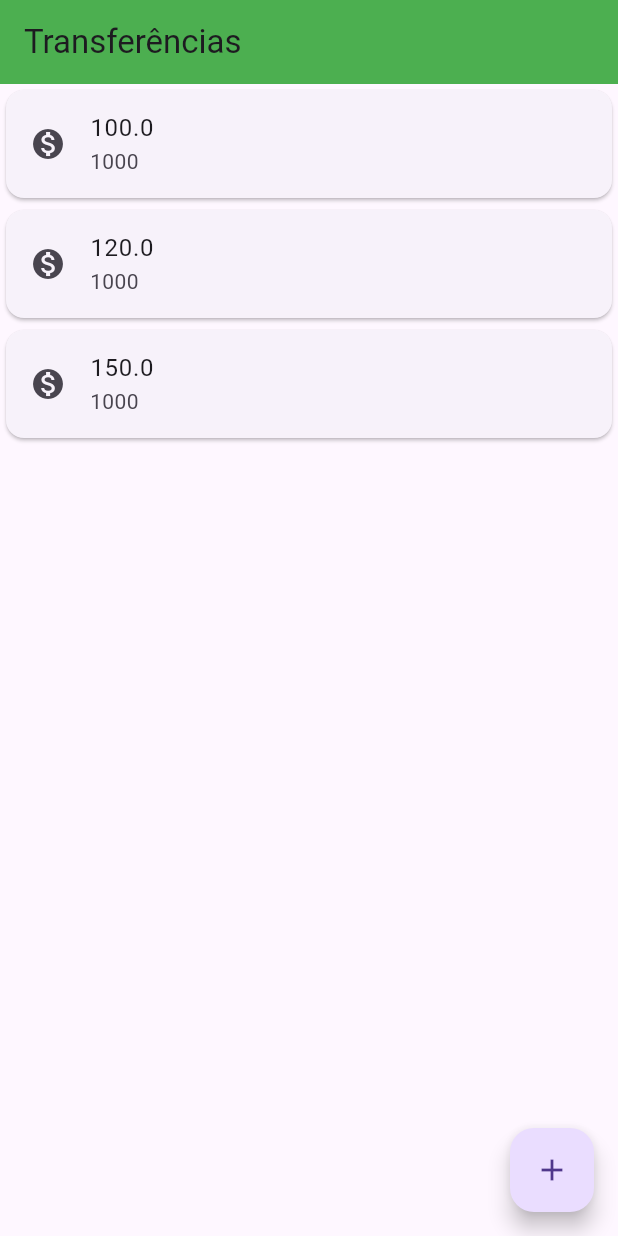
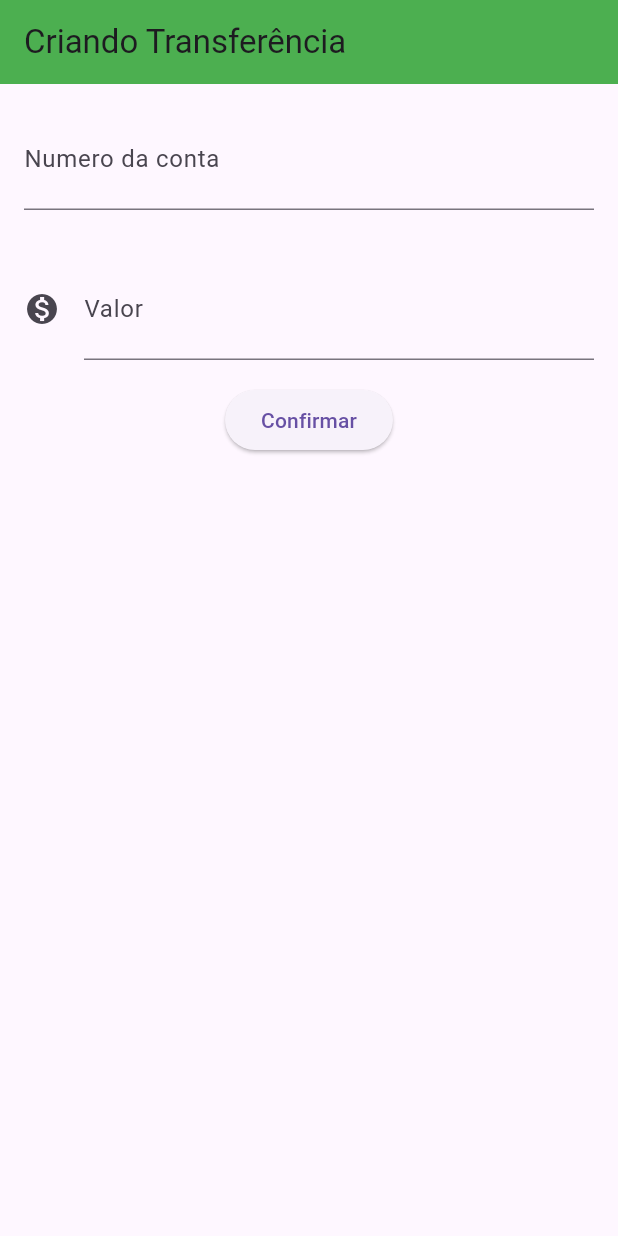
Before and after one commit to filipecajado/bytebank, a Flutter app: the screen it shows after launch, on a phone screen of 412 x 824 dp. Run offline on Flutter 3.47's test engine with Material 3 defaults, Android fonts, the phone set to English and light mode, and no system bars.

Commit message:
added forms transfer

```diff
--- a/lib/main.dart
+++ b/lib/main.dart
@@ -1,31 +1,102 @@
+// ignore_for_file: prefer_const_constructors
+
 import 'package:flutter/material.dart';
 
 void main() {
-  runApp(MaterialApp(
+  runApp(BytebankApp());
+}
+
+class BytebankApp extends StatelessWidget {
+  @override
+  Widget build(BuildContext context) {
+    return MaterialApp(
       home: Scaffold(
-      body: ListaTransferencias(),
+        body: FormularioTransferencia(),
+      ),
+    );
+  }
+}
+
+class FormularioTransferencia extends StatelessWidget {
+  final TextEditingController _controladorCampoNumeroConta =
+      TextEditingController();
+  final TextEditingController _controladorCampoValor = TextEditingController();
+
+  @override
+  Widget build(BuildContext context) {
+    return Scaffold(
       appBar: AppBar(
-        title: const Text('Transferências'),
+        title: const Text('Criando Transferência'),
         backgroundColor: Colors.green,
       ),
-      floatingActionButton: FloatingActionButton(
-        onPressed: () {},
-        child: const Icon(Icons.add),
+      body: Column(
+        children: <Widget>[
+          Editor(controlador:  _controladorCampoNumeroConta, rotulo: 'Numero da conta',dica:  '0000'),
+          Editor(controlador: _controladorCampoValor, rotulo: 'Valor', dica: '00.00', icone: Icons.monetization_on),
+          ElevatedButton(
+              onPressed: () {
+                final int? numeroConta =
+                    int.tryParse(_controladorCampoNumeroConta.text);
+                final double? valor =
+                    double.tryParse(_controladorCampoValor.text);
+                if (numeroConta != null && valor != null) {
+                  final transferenciaCriada = Transferencia(valor, numeroConta);
+                  debugPrint('$transferenciaCriada');
+                }
+              },
+              child: Text('Confirmar'))
+        ],
       ),
+    );
+  }
+}
+
+class Editor extends StatelessWidget {
+
+  final TextEditingController controlador;
+  final String rotulo;
+  final String dica;
+  final IconData? icone;
+
+  Editor({required this.controlador, required this.rotulo, required this.dica, this.icone});
+
+  @override
+  Widget build(BuildContext context) {
+    return Padding(
+      padding: EdgeInsets.all(16.0),
+      child: TextField(
+        controller: controlador,
+        style: TextStyle(fontSize: 24.0),
+        decoration:
+            InputDecoration(
+               icon: icone != null ? Icon(icone) : null,
+              labelText: rotulo, hintText: dica),
+        keyboardType: TextInputType.number,
       ),
-  ));
+    );
+  }
 }
 
 // ignore: use_key_in_widget_constructors
 class ListaTransferencias extends StatelessWidget {
   @override
   Widget build(BuildContext context) {
-    return Column(
+    return Scaffold(
+      appBar: AppBar(
+        title: const Text('Transferências'),
+        backgroundColor: Colors.green,
+      ),
+      body: Column(
         children: <Widget>[
           ItemTransferencia(Transferencia(100.00, 1000)),
           ItemTransferencia(Transferencia(120.00, 1000)),
           ItemTransferencia(Transferencia(150.00, 1000)),
         ],
+      ),
+      floatingActionButton: FloatingActionButton(
+        onPressed: () {},
+        child: const Icon(Icons.add),
+      ),
     );
   }
 }
@@ -33,7 +104,7 @@ class ListaTransferencias extends StatelessWidget {
 class ItemTransferencia extends StatelessWidget {
   final Transferencia _transferencia;
 
-  ItemTransferencia(this._transferencia);
+  const ItemTransferencia(this._transferencia);
 
   @override
   Widget build(BuildContext context) {
@@ -51,4 +122,9 @@ class Transferencia {
   final int numeroConta;
 
   Transferencia(this.valor, this.numeroConta);
+
+  @override
+  String toString() {
+    return 'Transferencias{valor: $valor, numeroConta: $numeroConta}';
   }
+}
```
Lines whose indentation alone changed are shown as unchanged.
